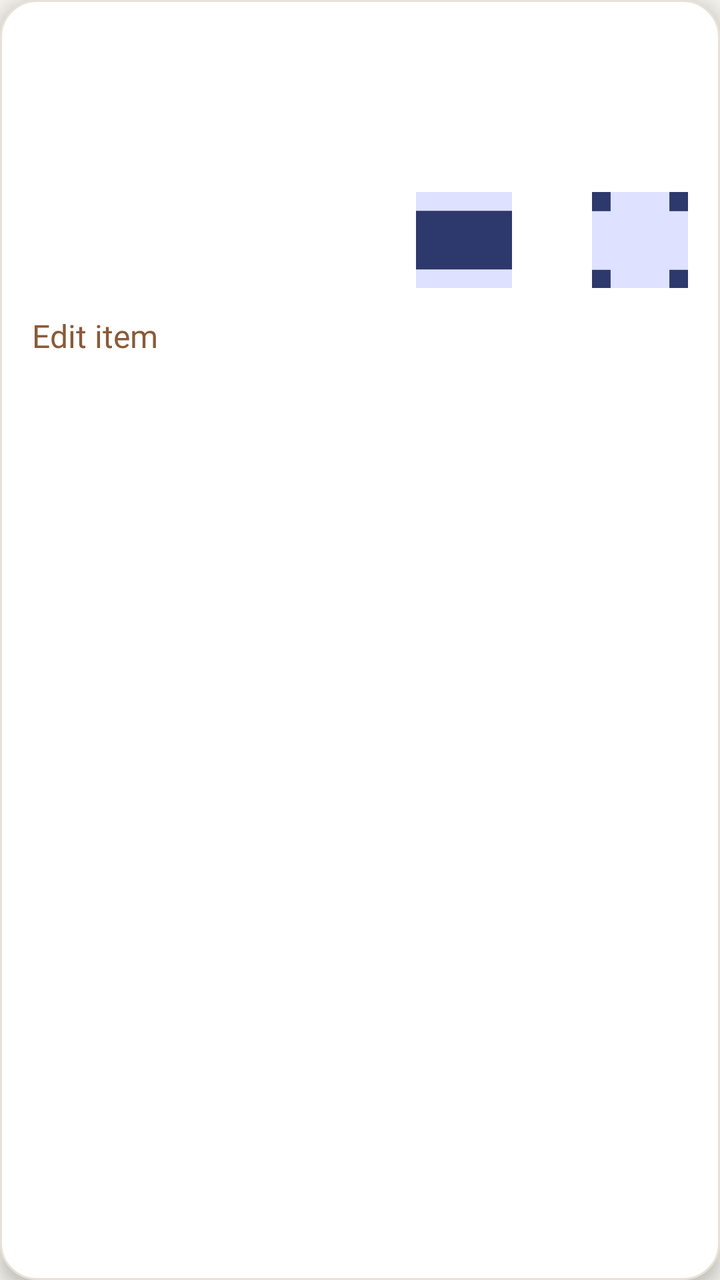
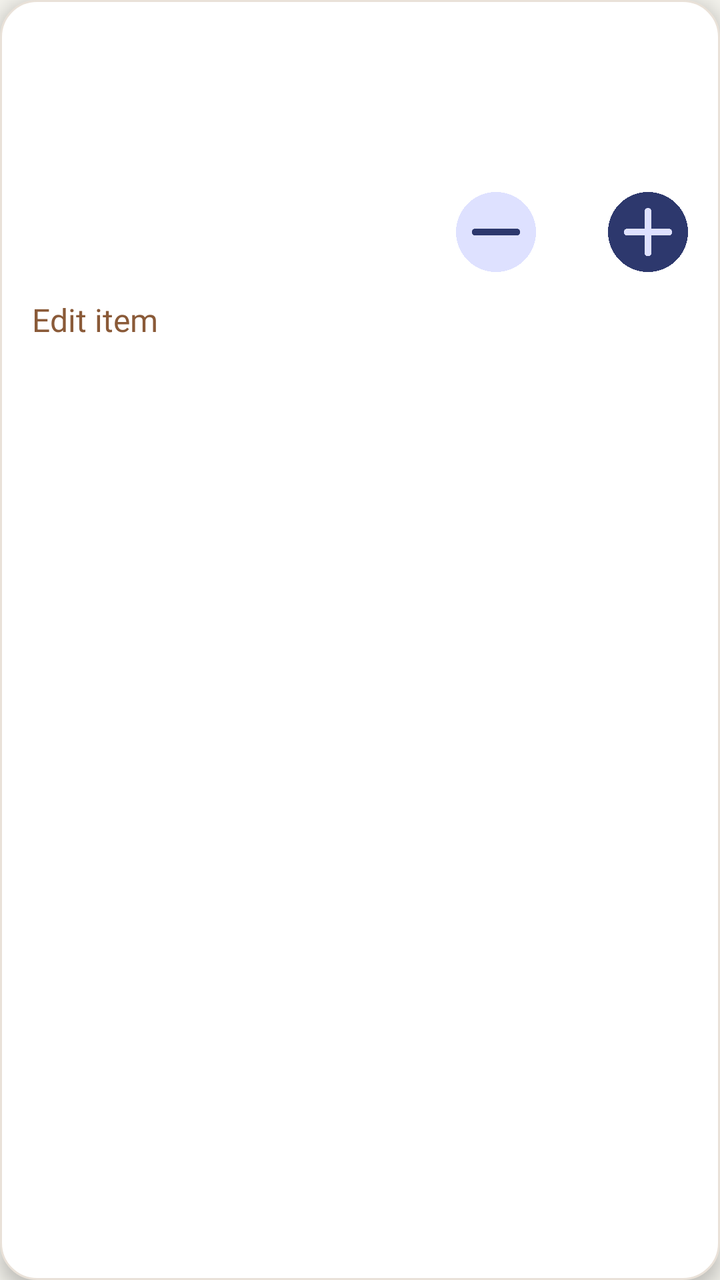

Before-and-after screenshots of an Android layout around one commit, followed by the original layout XML and the change that was made.
<!-- AndroidManifest.xml: application theme Theme.SealCoffee -->
<!-- res/layout/item_cart_product.xml -->
<?xml version="1.0" encoding="utf-8"?>
<LinearLayout xmlns:android="http://schemas.android.com/apk/res/android"
    style="@style/SealCoffeeCard"
    android:layout_width="match_parent"
    android:layout_height="wrap_content"
    android:layout_marginStart="20dp"
    android:layout_marginTop="8dp"
    android:layout_marginEnd="20dp"
    android:layout_marginBottom="10dp"
    android:orientation="vertical">

    <LinearLayout
        android:layout_width="match_parent"
        android:layout_height="wrap_content"
        android:gravity="top"
        android:orientation="horizontal">

        <ImageView
            android:id="@+id/cartItemImage"
            android:layout_width="72dp"
            android:layout_height="72dp"
            android:background="@drawable/bg_image_placeholder"
            android:contentDescription="@string/menu_item_image"
            android:scaleType="centerCrop" />

        <LinearLayout
            android:layout_width="0dp"
            android:layout_height="wrap_content"
            android:layout_marginStart="12dp"
            android:layout_weight="1"
            android:orientation="vertical">

            <TextView
                android:id="@+id/cartItemNameText"
                android:layout_width="match_parent"
                android:layout_height="wrap_content"
                android:fontFamily="@font/inter_semibold"
                android:textColor="@color/seal_text_primary"
                android:textSize="20sp" />

            <TextView
                android:id="@+id/cartItemMetaText"
                android:layout_width="match_parent"
                android:layout_height="wrap_content"
                android:layout_marginTop="4dp"
                android:textColor="@color/seal_text_secondary"
                android:textSize="14sp" />
        </LinearLayout>
    </LinearLayout>

    <LinearLayout
        android:layout_width="match_parent"
        android:layout_height="wrap_content"
        android:layout_marginTop="8dp"
        android:gravity="center_vertical"
        android:orientation="horizontal">

        <TextView
            android:id="@+id/cartItemPriceText"
            android:layout_width="0dp"
            android:layout_height="wrap_content"
            android:layout_weight="1"
            android:fontFamily="@font/inter_bold"
            android:textColor="@color/seal_navy"
            android:textSize="20sp" />

        <ImageButton
            android:id="@+id/cartDecreaseButton"
            android:layout_width="48dp"
            android:layout_height="48dp"
            android:background="@android:color/transparent"
            android:contentDescription="@string/content_description_decrease_quantity"
            android:padding="8dp"
            android:src="@drawable/ic_decrease_btn" />

        <TextView
            android:id="@+id/cartItemQuantityText"
            android:layout_width="40dp"
            android:layout_height="40dp"
            android:gravity="center"
            android:textColor="@color/seal_text_primary"
            android:textSize="16sp" />

        <ImageButton
            android:id="@+id/cartIncreaseButton"
            android:layout_width="48dp"
            android:layout_height="48dp"
            android:background="@android:color/transparent"
            android:contentDescription="@string/content_description_increase_quantity"
            android:padding="8dp"
            android:src="@drawable/ic_increase_btn" />
    </LinearLayout>

    <TextView
        android:id="@+id/cartEditButton"
        android:layout_width="wrap_content"
        android:layout_height="48dp"
        android:clickable="true"
        android:focusable="true"
        android:fontFamily="@font/inter_semibold"
        android:gravity="center_vertical"
        android:text="@string/edit_item_name"
        android:textColor="@color/seal_coffee"
        android:textSize="16sp" />
</LinearLayout>
<!-- resources referenced by this layout -->
<resources>
  <color name="seal_coffee">#8A5A38</color>
  <color name="seal_navy">#343F6D</color>
  <color name="seal_text_primary">#22273D</color>
  <color name="seal_text_secondary">#6F6A63</color>
  <!-- drawable bg_image_placeholder (drawable) -->
  <?xml version="1.0" encoding="utf-8"?>
  <shape xmlns:android="http://schemas.android.com/apk/res/android"
      android:shape="rectangle">
      <corners android:radius="16dp" />
      <solid android:color="@color/white" />
  </shape>
  <!-- drawable ic_decrease_btn: png bitmap (drawable-nodpi, 26208 bytes) -->
  <!-- drawable ic_increase_btn: png bitmap (drawable-nodpi, 31122 bytes) -->
  <string name="content_description_decrease_quantity">Decrease quantity</string>
  <string name="content_description_increase_quantity">Increase quantity</string>
  <string name="edit_item_name">Edit item</string>
  <string name="menu_item_image">Menu Item Image</string>
  <style name="SealCoffeeCard">
          <item name="android:background">@drawable/bg_card_rounded</item>
          <item name="android:elevation">4dp</item>
          <item name="android:padding">16dp</item>
          <item name="android:translationZ">1dp</item>
      </style>
  <style name="Theme.SealCoffee" parent="Base.Theme.SealCoffee" />
  <color name="white">#FFFFFFFF</color>
  <!-- drawable bg_card_rounded (drawable) -->
  <?xml version="1.0" encoding="utf-8"?>
  <shape xmlns:android="http://schemas.android.com/apk/res/android"
      android:shape="rectangle">
      <corners android:radius="18dp" />
      <solid android:color="@color/seal_card" />
      <stroke
          android:width="1dp"
          android:color="@color/seal_card_stroke" />
      <padding
          android:bottom="16dp"
          android:left="16dp"
          android:right="16dp"
          android:top="16dp" />
  </shape>
  <style name="Base.Theme.SealCoffee" parent="Theme.Material3.DayNight.NoActionBar">
          <item name="android:windowBackground">@color/seal_cream</item>
          <item name="android:fontFamily">sans-serif</item>
          <item name="android:navigationBarColor">@color/seal_cream</item>
          <item name="android:statusBarColor">@color/seal_navy</item>
          <item name="android:windowLightNavigationBar" tools:targetApi="27">true</item>
          <item name="android:windowLightStatusBar">false</item>
          <item name="colorPrimary">@color/seal_navy</item>
          <item name="colorOnPrimary">@color/white</item>
          <item name="colorPrimaryContainer">@color/seal_navy_pressed</item>
          <item name="colorOnPrimaryContainer">@color/white</item>
          <item name="colorSecondary">@color/seal_coffee</item>
          <item name="colorOnSecondary">@color/white</item>
          <item name="colorSurface">@color/seal_surface</item>
          <item name="colorOnSurface">@color/seal_text_primary</item>
          <item name="colorSurfaceVariant">@color/seal_cream_dark</item>
          <item name="colorOnSurfaceVariant">@color/seal_text_secondary</item>
          <item name="colorOutline">@color/seal_input_stroke</item>
          <item name="colorError">@color/seal_error</item>
          <item name="android:colorAccent">@color/seal_navy</item>
      </style>
  <color name="seal_card">#FFFFFF</color>
  <color name="seal_card_stroke">#E9E1D8</color>
  <color name="seal_cream">#F2F1EB</color>
  <color name="seal_navy_pressed">#49568C</color>
  <color name="seal_surface">#FFFDF8</color>
  <color name="seal_cream_dark">#E7DED3</color>
  <color name="seal_input_stroke">#D8CEC1</color>
  <color name="seal_error">#B23B3B</color>
</resources>

<!-- the commit's change to res/layout/item_cart_product.xml (unified diff, before → after) -->
@@ -1,5 +1,6 @@
 <?xml version="1.0" encoding="utf-8"?>
 <LinearLayout xmlns:android="http://schemas.android.com/apk/res/android"
+    xmlns:app="http://schemas.android.com/apk/res-auto"
     style="@style/SealCoffeeCard"
     android:layout_width="match_parent"
     android:layout_height="wrap_content"
@@ -66,16 +67,16 @@
 
         <ImageButton
             android:id="@+id/cartDecreaseButton"
-            android:layout_width="48dp"
-            android:layout_height="48dp"
+            android:layout_width="40dp"
+            android:layout_height="40dp"
             android:background="@android:color/transparent"
             android:contentDescription="@string/content_description_decrease_quantity"
-            android:padding="8dp"
+            android:scaleType="fitCenter"
             android:src="@drawable/ic_decrease_btn" />
 
         <TextView
             android:id="@+id/cartItemQuantityText"
-            android:layout_width="40dp"
+            android:layout_width="36dp"
             android:layout_height="40dp"
             android:gravity="center"
             android:textColor="@color/seal_text_primary"
@@ -83,11 +84,11 @@
 
         <ImageButton
             android:id="@+id/cartIncreaseButton"
-            android:layout_width="48dp"
-            android:layout_height="48dp"
+            android:layout_width="40dp"
+            android:layout_height="40dp"
             android:background="@android:color/transparent"
             android:contentDescription="@string/content_description_increase_quantity"
-            android:padding="8dp"
+            android:scaleType="fitCenter"
             android:src="@drawable/ic_increase_btn" />
     </LinearLayout>
 
